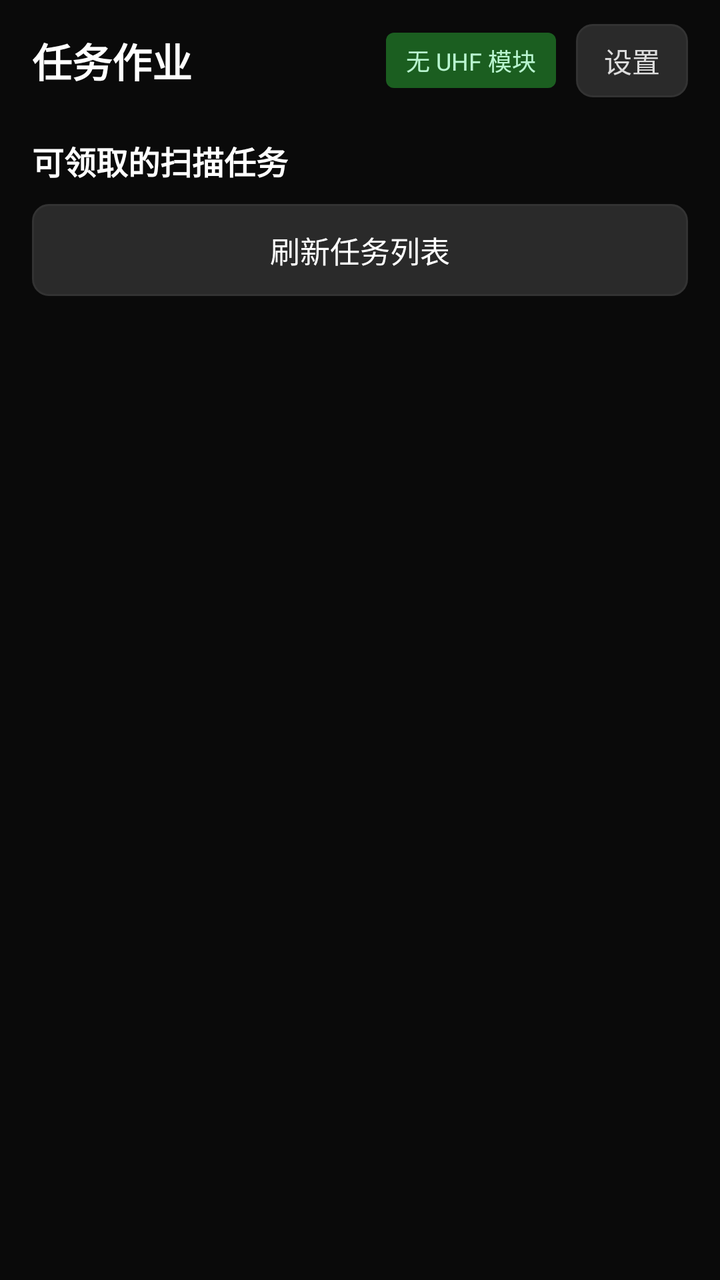
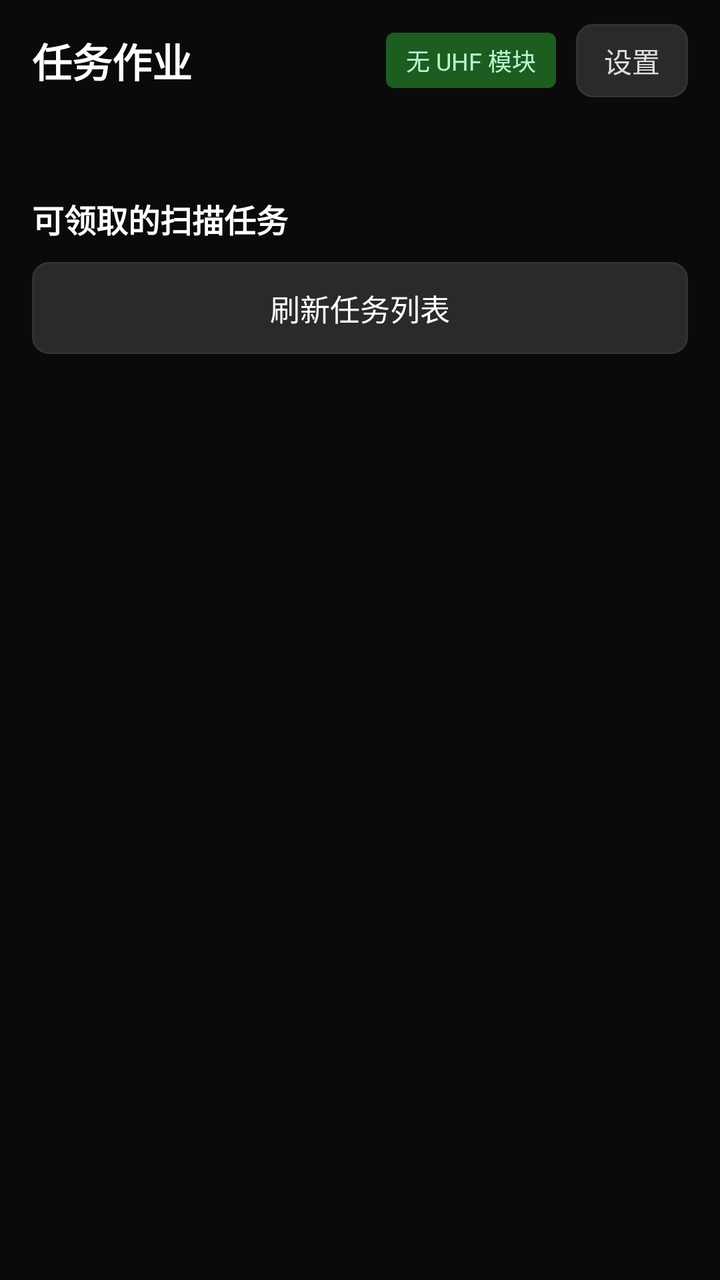

Before-and-after screenshots of an Android layout around one commit, followed by the original layout XML and the change that was made.
<!-- AndroidManifest.xml: application theme Theme.ScanAssistant -->
<!-- res/layout/activity_task.xml -->
<?xml version="1.0" encoding="utf-8"?>
<ScrollView xmlns:android="http://schemas.android.com/apk/res/android"
    android:layout_width="match_parent"
    android:layout_height="match_parent"
    android:background="@color/bg"
    android:fillViewport="true">

    <LinearLayout
        android:layout_width="match_parent"
        android:layout_height="wrap_content"
        android:orientation="vertical"
        android:paddingHorizontal="16dp"
        android:paddingTop="12dp"
        android:paddingBottom="24dp">

        
        <LinearLayout
            android:layout_width="match_parent"
            android:layout_height="wrap_content"
            android:gravity="center_vertical"
            android:orientation="horizontal">

            <TextView
                android:layout_width="0dp"
                android:layout_height="wrap_content"
                android:layout_weight="1"
                android:text="@string/task_title"
                android:textColor="@color/text_primary"
                android:textSize="20sp"
                android:textStyle="bold" />

            <TextView
                android:id="@+id/tvUhf"
                android:layout_width="wrap_content"
                android:layout_height="wrap_content"
                android:layout_marginEnd="10dp"
                android:background="@drawable/badge_green"
                android:paddingHorizontal="10dp"
                android:paddingVertical="5dp"
                android:text="@string/uhf_none"
                android:textColor="#B9F5D0"
                android:textSize="12sp" />

            <TextView
                android:id="@+id/btnSettings"
                android:layout_width="wrap_content"
                android:layout_height="wrap_content"
                android:background="@drawable/bg_btn_dark"
                android:paddingHorizontal="14dp"
                android:paddingVertical="8dp"
                android:text="@string/btn_settings"
                android:textColor="#DDDDDD"
                android:textSize="14sp" />
        </LinearLayout>

        
        <LinearLayout
            android:id="@+id/cardIdle"
            android:layout_width="match_parent"
            android:layout_height="wrap_content"
            android:layout_marginTop="20dp"
            android:orientation="vertical">

            <TextView
                android:layout_width="wrap_content"
                android:layout_height="wrap_content"
                android:text="@string/task_avail_hint"
                android:textColor="@color/text_primary"
                android:textSize="16sp"
                android:textStyle="bold" />

            <TextView
                android:id="@+id/btnRefresh"
                android:layout_width="match_parent"
                android:layout_height="wrap_content"
                android:layout_marginTop="10dp"
                android:background="@drawable/bg_btn_dark"
                android:gravity="center"
                android:paddingVertical="12dp"
                android:text="@string/btn_refresh_tasks"
                android:textColor="#FFFFFF"
                android:textSize="15sp" />

            <LinearLayout
                android:id="@+id/llTaskList"
                android:layout_width="match_parent"
                android:layout_height="wrap_content"
                android:layout_marginTop="10dp"
                android:orientation="vertical" />

            <TextView
                android:id="@+id/tvEmpty"
                android:layout_width="match_parent"
                android:layout_height="wrap_content"
                android:layout_marginTop="20dp"
                android:gravity="center"
                android:text="@string/task_empty"
                android:textColor="@color/text_hint"
                android:textSize="15sp"
                android:visibility="gone" />
        </LinearLayout>

        
        <LinearLayout
            android:id="@+id/cardWork"
            android:layout_width="match_parent"
            android:layout_height="wrap_content"
            android:orientation="vertical"
            android:visibility="gone">

            
            <LinearLayout
                android:layout_width="match_parent"
                android:layout_height="wrap_content"
                android:layout_marginTop="14dp"
                android:background="@drawable/bg_card"
                android:gravity="center_vertical"
                android:orientation="horizontal"
                android:padding="14dp">

                <TextView
                    android:layout_width="wrap_content"
                    android:layout_height="wrap_content"
                    android:text="@string/task_no_label"
                    android:textColor="@color/text_secondary"
                    android:textSize="14sp" />

                <TextView
                    android:id="@+id/tvTaskNo"
                    android:layout_width="0dp"
                    android:layout_height="wrap_content"
                    android:layout_weight="1"
                    android:layout_marginStart="8dp"
                    android:textColor="@color/text_primary"
                    android:textSize="16sp"
                    android:textStyle="bold" />

                <ImageView
                    android:id="@+id/dotNet"
                    android:layout_width="12dp"
                    android:layout_height="12dp"
                    android:src="@drawable/dot_orange" />

                <TextView
                    android:id="@+id/tvNet"
                    android:layout_width="wrap_content"
                    android:layout_height="wrap_content"
                    android:layout_marginStart="6dp"
                    android:text="@string/net_offline"
                    android:textColor="@color/text_secondary"
                    android:textSize="14sp" />

                <TextView
                    android:layout_width="wrap_content"
                    android:layout_height="wrap_content"
                    android:layout_marginStart="14dp"
                    android:text="@string/device_no_label"
                    android:textColor="@color/text_secondary"
                    android:textSize="14sp" />

                <TextView
                    android:id="@+id/tvDeviceNo"
                    android:layout_width="wrap_content"
                    android:layout_height="wrap_content"
                    android:layout_marginStart="6dp"
                    android:textColor="@color/green"
                    android:textSize="16sp"
                    android:textStyle="bold" />
            </LinearLayout>

            
            <LinearLayout
                android:layout_width="match_parent"
                android:layout_height="wrap_content"
                android:layout_marginTop="10dp"
                android:orientation="horizontal">

                <LinearLayout
                    android:layout_width="0dp"
                    android:layout_height="wrap_content"
                    android:layout_marginEnd="5dp"
                    android:layout_weight="1"
                    android:background="@drawable/bg_stat"
                    android:gravity="center"
                    android:orientation="vertical"
                    android:paddingVertical="18dp">

                    <TextView
                        android:id="@+id/tvMineNum"
                        android:layout_width="wrap_content"
                        android:layout_height="wrap_content"
                        android:text="0"
                        android:textColor="@color/green"
                        android:textSize="34sp"
                        android:textStyle="bold" />

                    <TextView
                        android:layout_width="wrap_content"
                        android:layout_height="wrap_content"
                        android:layout_marginTop="4dp"
                        android:text="@string/mine_count"
                        android:textColor="@color/text_secondary"
                        android:textSize="14sp" />
                </LinearLayout>

                <LinearLayout
                    android:layout_width="0dp"
                    android:layout_height="wrap_content"
                    android:layout_marginStart="5dp"
                    android:layout_weight="1"
                    android:background="@drawable/bg_stat"
                    android:gravity="center"
                    android:orientation="vertical"
                    android:paddingVertical="18dp">

                    <TextView
                        android:id="@+id/tvQueueNum"
                        android:layout_width="wrap_content"
                        android:layout_height="wrap_content"
                        android:text="0"
                        android:textColor="@color/orange"
                        android:textSize="34sp"
                        android:textStyle="bold" />

                    <TextView
                        android:layout_width="wrap_content"
                        android:layout_height="wrap_content"
                        android:layout_marginTop="4dp"
                        android:text="@string/queue_count"
                        android:textColor="@color/text_secondary"
                        android:textSize="14sp" />
                </LinearLayout>
            </LinearLayout>

            
            <LinearLayout
                android:layout_width="match_parent"
                android:layout_height="wrap_content"
                android:layout_marginTop="10dp"
                android:orientation="horizontal">

                <LinearLayout
                    android:layout_width="0dp"
                    android:layout_height="wrap_content"
                    android:layout_marginHorizontal="3dp"
                    android:layout_weight="1"
                    android:background="@drawable/bg_stat"
                    android:gravity="center"
                    android:orientation="vertical"
                    android:paddingVertical="12dp">

                    <TextView
                        android:id="@+id/tvStatInStore"
                        android:layout_width="wrap_content"
                        android:layout_height="wrap_content"
                        android:text="0"
                        android:textColor="@color/text_primary"
                        android:textSize="20sp"
                        android:textStyle="bold" />

                    <TextView
                        android:layout_width="wrap_content"
                        android:layout_height="wrap_content"
                        android:layout_marginTop="2dp"
                        android:text="@string/stat_in_store"
                        android:textColor="@color/text_secondary"
                        android:textSize="14sp" />
                </LinearLayout>

                <LinearLayout
                    android:layout_width="0dp"
                    android:layout_height="wrap_content"
                    android:layout_marginHorizontal="3dp"
                    android:layout_weight="1"
                    android:background="@drawable/bg_stat"
                    android:gravity="center"
                    android:orientation="vertical"
                    android:paddingVertical="12dp">

                    <TextView
                        android:id="@+id/tvStatOther"
                        android:layout_width="wrap_content"
                        android:layout_height="wrap_content"
                        android:text="0"
                        android:textColor="@color/text_primary"
                        android:textSize="20sp"
                        android:textStyle="bold" />

                    <TextView
                        android:layout_width="wrap_content"
                        android:layout_height="wrap_content"
                        android:layout_marginTop="2dp"
                        android:text="@string/stat_other_store"
                        android:textColor="@color/text_secondary"
                        android:textSize="14sp" />
                </LinearLayout>

                <LinearLayout
                    android:layout_width="0dp"
                    android:layout_height="wrap_content"
                    android:layout_marginHorizontal="3dp"
                    android:layout_weight="1"
                    android:background="@drawable/bg_stat"
                    android:gravity="center"
                    android:orientation="vertical"
                    android:paddingVertical="12dp">

                    <TextView
                        android:id="@+id/tvStatUnknown"
                        android:layout_width="wrap_content"
                        android:layout_height="wrap_content"
                        android:text="0"
                        android:textColor="@color/text_primary"
                        android:textSize="20sp"
                        android:textStyle="bold" />

                    <TextView
                        android:layout_width="wrap_content"
                        android:layout_height="wrap_content"
                        android:layout_marginTop="2dp"
                        android:text="@string/stat_unknown"
                        android:textColor="@color/text_secondary"
                        android:textSize="14sp" />
                </LinearLayout>

                <LinearLayout
                    android:layout_width="0dp"
                    android:layout_height="wrap_content"
                    android:layout_marginHorizontal="3dp"
                    android:layout_weight="1"
                    android:background="@drawable/bg_stat"
                    android:gravity="center"
                    android:orientation="vertical"
                    android:paddingVertical="12dp">

                    <TextView
                        android:id="@+id/tvStatTotal"
                        android:layout_width="wrap_content"
                        android:layout_height="wrap_content"
                        android:text="0"
                        android:textColor="@color/text_primary"
                        android:textSize="20sp"
                        android:textStyle="bold" />

                    <TextView
                        android:layout_width="wrap_content"
                        android:layout_height="wrap_content"
                        android:layout_marginTop="2dp"
                        android:text="@string/stat_total"
                        android:textColor="@color/text_secondary"
                        android:textSize="14sp" />
                </LinearLayout>
            </LinearLayout>

            
            <TextView
                android:id="@+id/btnTrigger"
                android:layout_width="match_parent"
                android:layout_height="wrap_content"
                android:layout_marginTop="16dp"
                android:background="@drawable/bg_btn_green"
                android:gravity="center"
                android:paddingVertical="22dp"
                android:text="@string/trigger_btn"
                android:textColor="#FFFFFF"
                android:textSize="24sp"
                android:textStyle="bold" />

            
            <LinearLayout
                android:layout_width="match_parent"
                android:layout_height="wrap_content"
                android:layout_marginTop="10dp"
                android:orientation="horizontal">

                <TextView
                    android:id="@+id/btnCamera"
                    android:layout_width="0dp"
                    android:layout_height="wrap_content"
                    android:layout_marginEnd="6dp"
                    android:layout_weight="1"
                    android:background="@drawable/bg_btn_blue"
                    android:gravity="center"
                    android:paddingVertical="15dp"
                    android:text="@string/btn_camera"
                    android:textColor="#FFFFFF"
                    android:textSize="16sp"
                    android:textStyle="bold" />

                <TextView
                    android:id="@+id/btnSubmit"
                    android:layout_width="0dp"
                    android:layout_marginStart="6dp"
                    android:layout_height="wrap_content"
                    android:layout_weight="1"
                    android:background="@drawable/bg_btn_dark"
                    android:gravity="center"
                    android:paddingVertical="15dp"
                    android:text="@string/btn_submit"
                    android:textColor="#FFFFFF"
                    android:textSize="16sp"
                    android:textStyle="bold" />
            </LinearLayout>

            <TextView
                android:id="@+id/tvSubmitHint"
                android:layout_width="match_parent"
                android:layout_height="wrap_content"
                android:layout_marginTop="8dp"
                android:gravity="center"
                android:text="@string/submit_hint"
                android:textColor="@color/text_hint"
                android:textSize="14sp" />
        </LinearLayout>
    </LinearLayout>
</ScrollView>
<!-- resources referenced by this layout -->
<resources>
  <color name="bg">#0A0A0A</color>
  <color name="green">#4CAF50</color>
  <color name="orange">#FF9800</color>
  <color name="text_hint">#666666</color>
  <color name="text_primary">#FFFFFF</color>
  <color name="text_secondary">#AAAAAA</color>
  <!-- drawable badge_green (drawable) -->
  <?xml version="1.0" encoding="utf-8"?>
  <shape xmlns:android="http://schemas.android.com/apk/res/android" android:shape="rectangle">
      <solid android:color="#1B5E20" />
      <corners android:radius="4dp" />
  </shape>
  <!-- drawable bg_btn_blue (drawable) -->
  <?xml version="1.0" encoding="utf-8"?>
  <shape xmlns:android="http://schemas.android.com/apk/res/android" android:shape="rectangle">
      <solid android:color="@color/blue" />
      <corners android:radius="8dp" />
  </shape>
  <!-- drawable bg_btn_dark (drawable) -->
  <?xml version="1.0" encoding="utf-8"?>
  <shape xmlns:android="http://schemas.android.com/apk/res/android" android:shape="rectangle">
      <solid android:color="#2A2A2A" />
      <corners android:radius="8dp" />
      <stroke android:width="1dp" android:color="@color/input_stroke" />
  </shape>
  <!-- drawable bg_btn_green (drawable) -->
  <?xml version="1.0" encoding="utf-8"?>
  <shape xmlns:android="http://schemas.android.com/apk/res/android" android:shape="rectangle">
      <solid android:color="@color/green" />
      <corners android:radius="8dp" />
  </shape>
  <!-- drawable bg_card (drawable) -->
  <?xml version="1.0" encoding="utf-8"?>
  <shape xmlns:android="http://schemas.android.com/apk/res/android" android:shape="rectangle">
      <solid android:color="@color/card" />
      <corners android:radius="12dp" />
      <stroke android:width="1dp" android:color="@color/stroke" />
  </shape>
  <!-- drawable bg_stat (drawable) -->
  <?xml version="1.0" encoding="utf-8"?>
  <shape xmlns:android="http://schemas.android.com/apk/res/android" android:shape="rectangle">
      <solid android:color="@color/card" />
      <corners android:radius="10dp" />
      <stroke android:width="1dp" android:color="@color/stroke" />
  </shape>
  <!-- drawable dot_orange (drawable) -->
  <?xml version="1.0" encoding="utf-8"?>
  <shape xmlns:android="http://schemas.android.com/apk/res/android" android:shape="oval">
      <solid android:color="@color/orange" />
      <size android:width="10dp" android:height="10dp" />
  </shape>
  <string name="btn_camera">摄像头扫码</string>
  <string name="btn_refresh_tasks">刷新任务列表</string>
  <string name="btn_settings">设置</string>
  <string name="btn_submit">提交完结</string>
  <string name="device_no_label">本机编号</string>
  <string name="mine_count">已成功上报</string>
  <string name="net_offline">离线</string>
  <string name="queue_count">本地待上传</string>
  <string name="stat_in_store">在库</string>
  <string name="stat_other_store">非在库</string>
  <string name="stat_total">全局</string>
  <string name="stat_unknown">未登记</string>
  <string name="submit_hint">待上传为 0 时可提交完结</string>
  <string name="task_avail_hint">可领取的扫描任务</string>
  <string name="task_empty">暂无任务\n请在电脑端/手机端业务页面发起扫码（开单/调拨/借货/盘点）</string>
  <string name="task_no_label">任务号</string>
  <string name="task_title">任务作业</string>
  <string name="trigger_btn">▶ 开始扫描</string>
  <string name="uhf_none">无 UHF 模块</string>
  <color name="blue">#2196F3</color>
  <color name="input_stroke">#333333</color>
  <color name="card">#1A1A1A</color>
  <color name="stroke">#2A2A2A</color>
  <color name="green_dark">#2E7D32</color>
  <style name="Theme.ScanAssistant.Dialog" parent="ThemeOverlay.MaterialComponents.Dialog.Alert">
          <item name="colorPrimary">@color/green</item>
          <item name="colorAccent">@color/green</item>
          <item name="android:windowBackground">@color/card</item>
          <item name="android:textColorPrimary">@color/text_primary</item>
      </style>
  <!-- unchanged entries left out for length: 1 -->
</resources>

<!-- the commit's change to res/layout/activity_task.xml (unified diff, before → after) -->
@@ -54,6 +54,15 @@
         </LinearLayout>
 
         
+        <TextView
+            android:id="@+id/tvStoreInfo"
+            android:layout_width="match_parent"
+            android:layout_height="wrap_content"
+            android:layout_marginTop="10dp"
+            android:textColor="@color/text_secondary"
+            android:textSize="14sp" />
+
+        
         <LinearLayout
             android:id="@+id/cardIdle"
             android:layout_width="match_parent"
@@ -95,7 +104,7 @@
                 android:layout_marginTop="20dp"
                 android:gravity="center"
                 android:text="@string/task_empty"
-                android:textColor="@color/text_hint"
+                android:textColor="@color/text_secondary"
                 android:textSize="15sp"
                 android:visibility="gone" />
         </LinearLayout>
